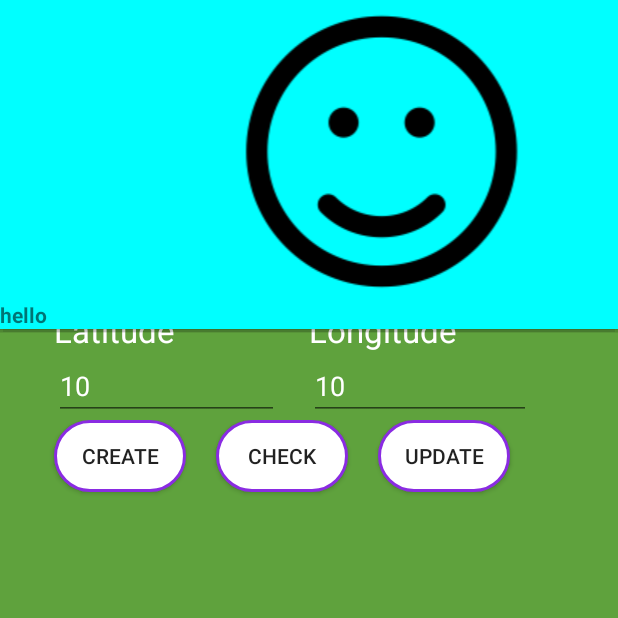
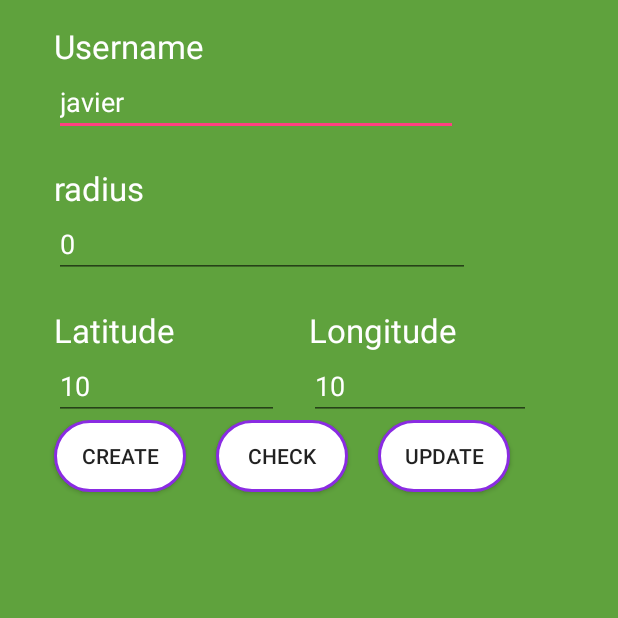
Before and after one commit to JavierMarte/ParentChildrev2, an Android app: the screen it shows after launch (ParentActivity), after a tap on "CHECK", on a phone screen of 412 x 824 dp, the top half of it. Run offline under Robolectric (Android 15) with nearby library versions, the phone set to English and light mode, and no system bars; 1 statement that could not run was skipped.

Commit message:
Made some revisions

```diff
--- a/app/src/main/java/com/example/kaiso/parentchildrev2/ParentActivity.java
+++ b/app/src/main/java/com/example/kaiso/parentchildrev2/ParentActivity.java
@@ -52,7 +52,7 @@ public class ParentActivity extends Activity {
         button.setOnClickListener(new View.OnClickListener() {
             public void onClick(View v) {
                 // Perform action on click
-                showPopup(v);
+               // showPopup(v);
 
             }
         });
@@ -193,37 +193,37 @@ public class ParentActivity extends Activity {
 
     }
 
-    public void showPopup(View anchorView) {
-
-        View popupView = getLayoutInflater().inflate(R.layout.fragment_one, null);
-
-        PopupWindow popupWindow = new PopupWindow(popupView,
-                ViewGroup.LayoutParams.WRAP_CONTENT, ViewGroup.LayoutParams.WRAP_CONTENT);
-
-        // Example: If you have a TextView inside `popup_layout.xml`
-//        TextView tv = (TextView) popupView.findViewById(R.id.textView1);
+//    public void showPopup(View anchorView) {
 //
-//        tv.setText("heyyyyyyyyyyy");
-        ImageView hello = (ImageView) popupView.findViewById(R.id.imageView);
-        // Initialize more widgets from `popup_layout.xml`
-
-        // If the PopupWindow should be focusable
-        //popupWindow.setFocusable(true);
-
-        // If you need the PopupWindow to dismiss when when touched outside
-        popupWindow.setBackgroundDrawable(new ColorDrawable());
-
-        int location[] = new int[2];
-
-        // Get the View's(the one that was clicked in the Fragment) location
-        anchorView.getLocationOnScreen(location);
-
-        // Using location, the PopupWindow will be displayed right under anchorView
-//        popupWindow.showAtLocation(anchorView, Gravity.NO_GRAVITY,
-//                location[0], location[1] + anchorView.getHeight());
-        popupWindow.showAtLocation(anchorView, Gravity.NO_GRAVITY,0,0);
-
-    }
+//        View popupView = getLayoutInflater().inflate(R.layout.fragment_one, null);
+//
+//        PopupWindow popupWindow = new PopupWindow(popupView,
+//                ViewGroup.LayoutParams.WRAP_CONTENT, ViewGroup.LayoutParams.WRAP_CONTENT);
+//
+//        // Example: If you have a TextView inside `popup_layout.xml`
+////        TextView tv = (TextView) popupView.findViewById(R.id.textView1);
+////
+////        tv.setText("heyyyyyyyyyyy");
+//        ImageView hello = (ImageView) popupView.findViewById(R.id.imageView);
+//        // Initialize more widgets from `popup_layout.xml`
+//
+//        // If the PopupWindow should be focusable
+//        //popupWindow.setFocusable(true);
+//
+//        // If you need the PopupWindow to dismiss when when touched outside
+//        popupWindow.setBackgroundDrawable(new ColorDrawable());
+//
+//        int location[] = new int[2];
+//
+//        // Get the View's(the one that was clicked in the Fragment) location
+//        anchorView.getLocationOnScreen(location);
+//
+//        // Using location, the PopupWindow will be displayed right under anchorView
+////        popupWindow.showAtLocation(anchorView, Gravity.NO_GRAVITY,
+////                location[0], location[1] + anchorView.getHeight());
+//        popupWindow.showAtLocation(anchorView, Gravity.NO_GRAVITY,0,0);
+//
+//    }
 
     public void updateDisplay(String x) {
 
--- a/app/src/main/res/layout/fragment_one.xml
+++ b/app/src/main/res/layout/fragment_one.xml
@@ -1,13 +1,16 @@
 <?xml version="1.0" encoding="utf-8"?>
-<LinearLayout
+<RelativeLayout
    xmlns:android="http://schemas.android.com/apk/res/android"
    android:layout_width="match_parent"
    android:layout_height="match_parent"
    android:orientation="vertical"
    android:background="#00ffff"
     android:id="@+id/popup">
+       <FrameLayout
+           android:layout_width="match_parent"
+           android:layout_height="match_parent">
        <ImageView
-           android:layout_width="502dp"
+           android:layout_width="match_parent"
            android:layout_height="match_parent"
            android:id="@+id/imageView"
            android:layout_alignParentLeft="true"
@@ -22,5 +25,5 @@
            android:text="hello"
            android:textStyle="bold" />
 
-
-</LinearLayout>
+       </FrameLayout>
+</RelativeLayout>
```
